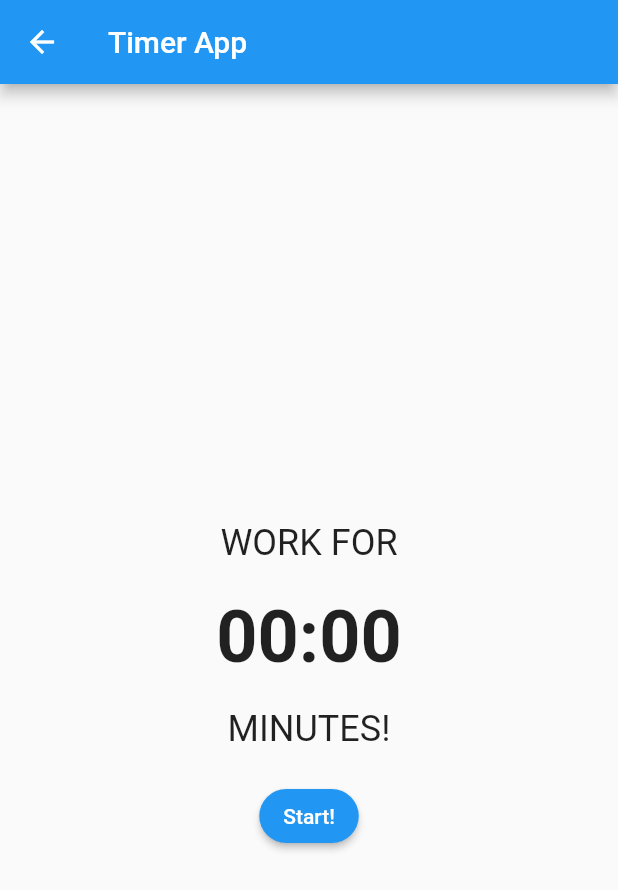
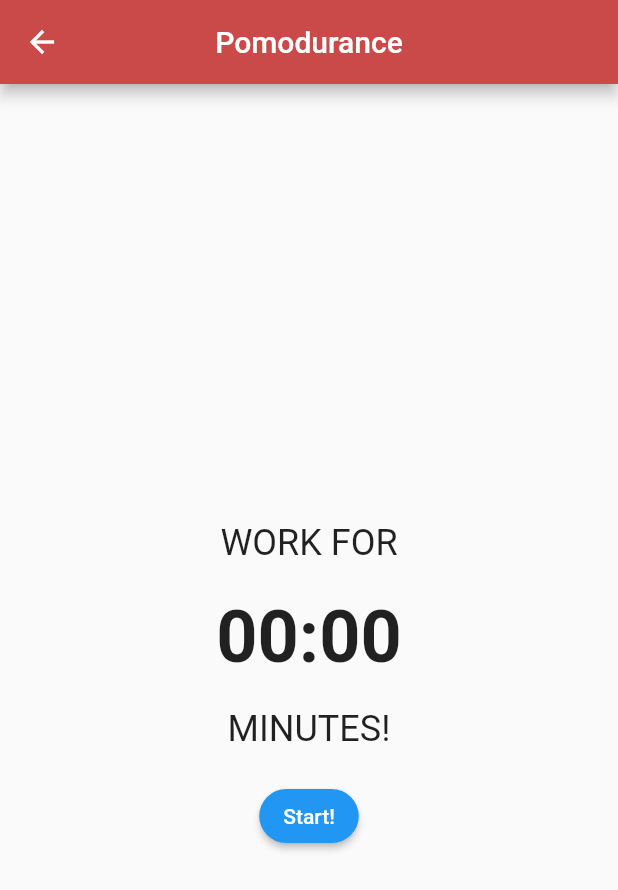
Before and after one commit to ant52ho/htn2021, a Flutter app: the MyHomePage screen opened directly, on a phone screen of 412 x 824 dp. Shown: the top 890 px of the screen. Run offline on Flutter 3.47's test engine with Material 2 defaults, Android fonts, the phone set to English and light mode, and no system bars.

```diff
--- a/lib/src/timer.dart
+++ b/lib/src/timer.dart
@@ -38,7 +38,9 @@ class _MyHomePageState extends State<MyHomePage> {
   Widget build(BuildContext context) {
     return Scaffold(
       appBar: AppBar(
-        title: Text("Timer App"),
+          centerTitle: true,
+          backgroundColor: Color(0xFFCA4A4A),
+          title: Text("Pomodurance"),
       ),
       body: Center(
         child: Column(
```
Also changed, not shown: lib/src/configtimer.dart (+7 -1 lines).
